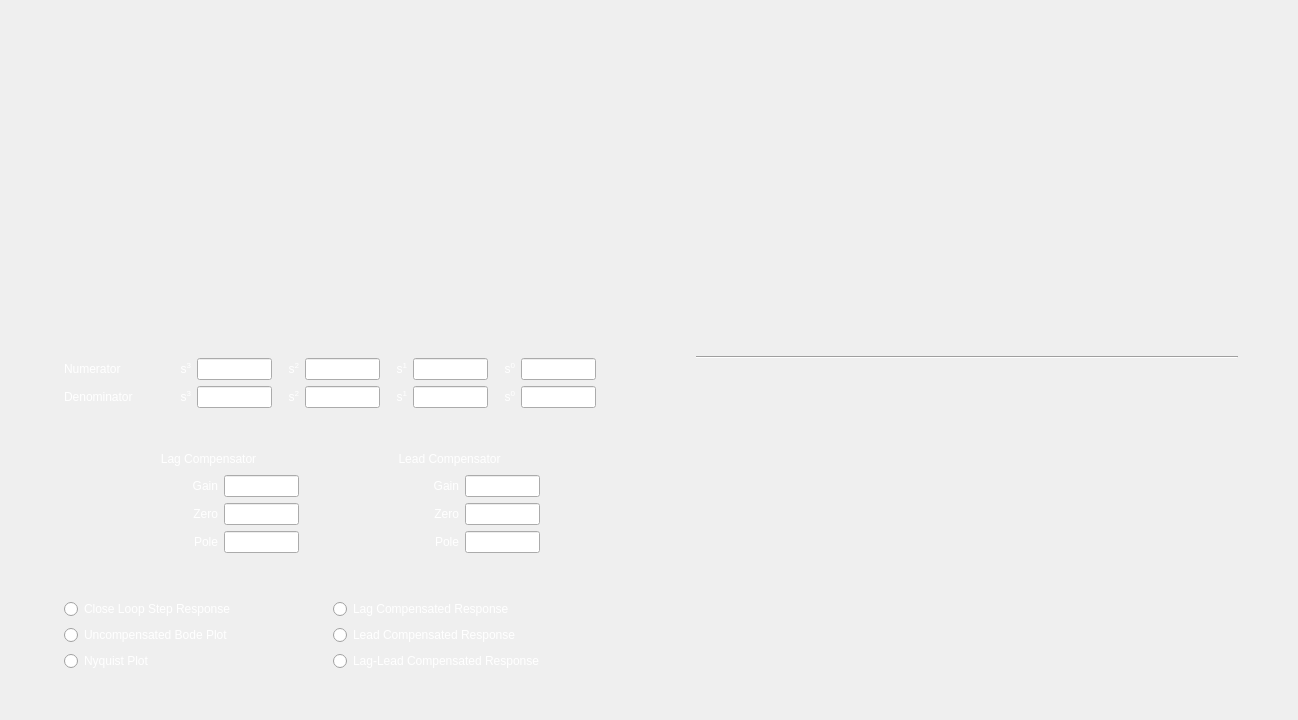
KevinHutagaol/control-center-2026, file pages/Modul5/UI5/Modul5New.ui: the form before one commit.
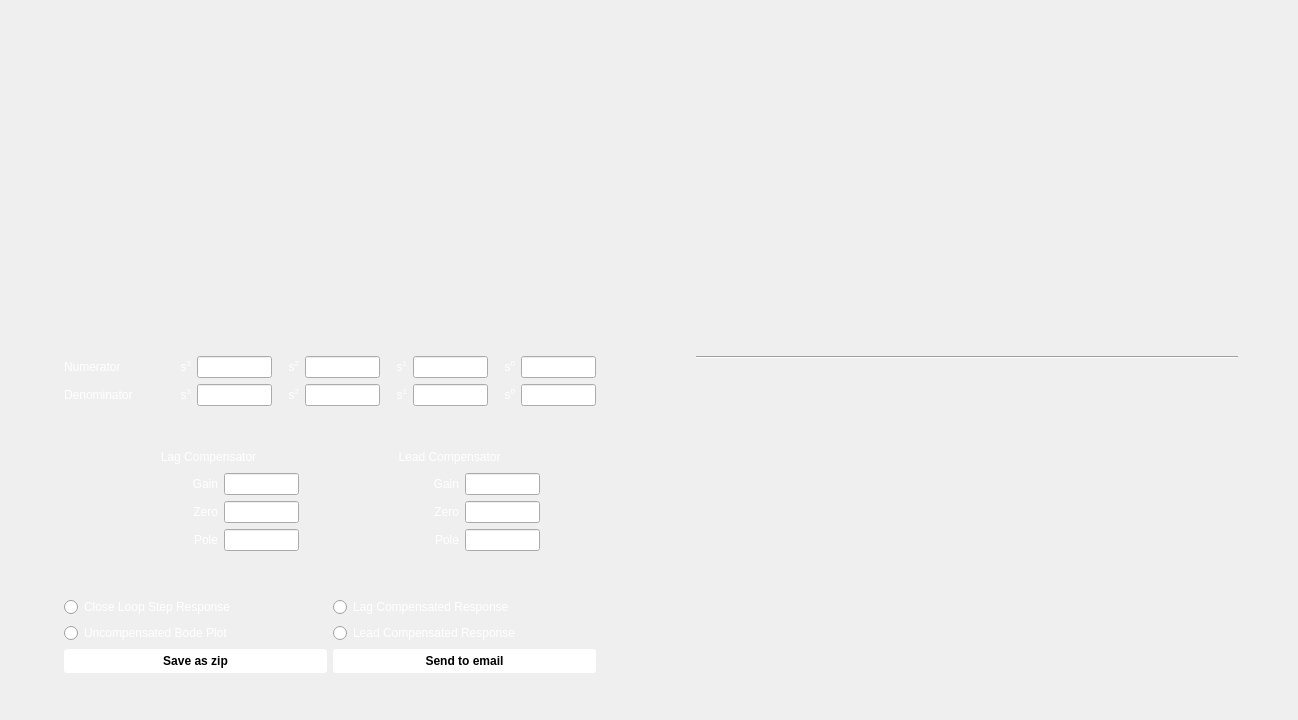
The form after the commit. Icons and pictures are not drawn. Custom widgets are drawn as their Qt base class.

Commit message: added send to email and save to zip in modul 5 simulation

Patch:
```diff
--- a/pages/Modul5/UI5/Modul5New.ui
+++ b/pages/Modul5/UI5/Modul5New.ui
@@ -817,12 +817,12 @@
                     </widget>
                    </item>
                    <item>
-                    <widget class="QRadioButton" name="nyquistButton">
+                    <widget class="QPushButton" name="btnSaveZip">
                      <property name="styleSheet">
-                      <string notr="true">color: white;</string>
+                      <string notr="true">background-color: white; color: black; padding: 5px; border-radius: 3px; font-weight: bold;</string>
                      </property>
                      <property name="text">
-                      <string>Nyquist Plot</string>
+                      <string>Save as zip</string>
                      </property>
                     </widget>
                    </item>
@@ -851,12 +851,12 @@
                     </widget>
                    </item>
                    <item>
-                    <widget class="QRadioButton" name="lagleadCompensatorButton">
+                    <widget class="QPushButton" name="btnSendEmail">
                      <property name="styleSheet">
-                      <string notr="true">color: white;</string>
+                      <string notr="true">background-color: white; color: black; padding: 5px; border-radius: 3px; font-weight: bold;</string>
                      </property>
                      <property name="text">
-                      <string>Lag-Lead Compensated Response</string>
+                      <string>Send to email</string>
                      </property>
                     </widget>
                    </item>
```
Left out of the diff: 4 changed lines with no effect on the pictures. The commit also changes 2 other files.
